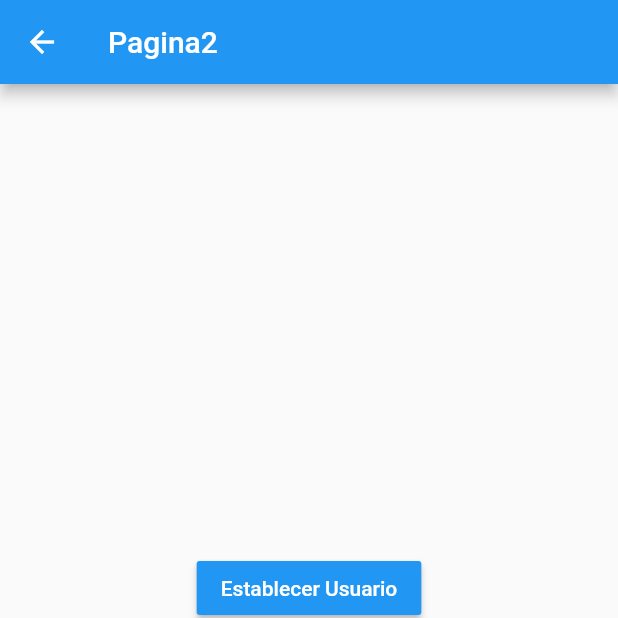
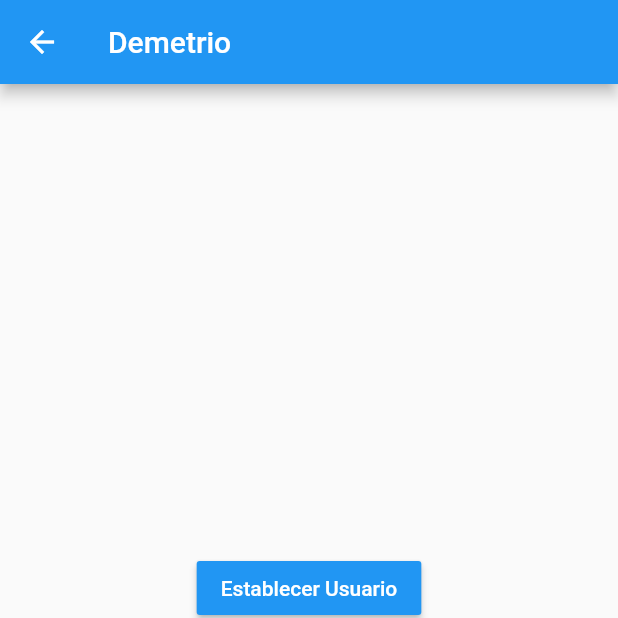
Before and after one commit to DemetrioTahoces/estados_flutter_avanzado, a Flutter app: the Pagina2Page screen opened by its route, after a tap on "Establecer Usuario", on a phone screen of 412 x 824 dp, the top half of it. Run offline on Flutter 3.47's test engine with Material 2 defaults, Android fonts, the phone set to English and light mode, and no system bars.

Commit message:
Fin Singleton

```diff
--- a/lib/models/usuario.dart
+++ b/lib/models/usuario.dart
@@ -1,7 +1,10 @@
+import 'package:flutter/material.dart';
+
 class Usuario {
   String nombre;
   int edad;
   List<String> profesiones;
 
-  Usuario({this.edad, this.nombre, this.profesiones});
+  Usuario({@required this.nombre, this.edad, this.profesiones})
+      : assert(nombre != null);
 }
--- a/lib/pages/pagina1_page.dart
+++ b/lib/pages/pagina1_page.dart
@@ -1,3 +1,5 @@
+import 'package:estados/models/usuario.dart';
+import 'package:estados/services/usuario_service.dart';
 import 'package:flutter/material.dart';
 
 class Pagina1Page extends StatelessWidget {
@@ -7,7 +9,14 @@ class Pagina1Page extends StatelessWidget {
       appBar: AppBar(
         title: Text('Pagina1'),
       ),
-      body: InformacionUsuario(),
+      body: StreamBuilder(
+        stream: usuarioService.usuarioStream,
+        builder: (BuildContext context, AsyncSnapshot<Usuario> snapshot) {
+          return snapshot.hasData
+              ? InformacionUsuario(usuario: snapshot.data)
+              : Center(child: Text('No hay información del usuario'));
+        },
+      ),
       floatingActionButton: FloatingActionButton(
         child: Icon(Icons.accessibility_new),
         onPressed: () => Navigator.pushNamed(context, 'pagina2'),
@@ -17,6 +26,10 @@ class Pagina1Page extends StatelessWidget {
 }
 
 class InformacionUsuario extends StatelessWidget {
+  final Usuario usuario;
+
+  const InformacionUsuario({@required this.usuario});
+
   @override
   Widget build(BuildContext context) {
     return Container(
@@ -31,17 +44,17 @@ class InformacionUsuario extends StatelessWidget {
             style: TextStyle(fontSize: 18, fontWeight: FontWeight.bold),
           ),
           Divider(),
-          ListTile(title: Text('Nombre: ')),
-          ListTile(title: Text('Edad: ')),
+          ListTile(title: Text('Nombre: ${usuario.nombre}')),
+          ListTile(title: Text('Edad: ${usuario.edad}')),
           Divider(height: 20, thickness: 5),
           Text(
             'General',
             style: TextStyle(fontSize: 18, fontWeight: FontWeight.bold),
           ),
           Divider(),
-          ListTile(title: Text('Nombre: ')),
-          ListTile(title: Text('Nombre: ')),
-          ListTile(title: Text('Nombre: ')),
+          ListTile(title: Text('Profesión 1: ')),
+          ListTile(title: Text('Profesión 2: ')),
+          ListTile(title: Text('Profesión 3: ')),
         ],
       ),
     );
--- a/lib/pages/pagina2_page.dart
+++ b/lib/pages/pagina2_page.dart
@@ -1,3 +1,5 @@
+import 'package:estados/models/usuario.dart';
+import 'package:estados/services/usuario_service.dart';
 import 'package:flutter/material.dart';
 
 class Pagina2Page extends StatelessWidget {
@@ -5,7 +7,14 @@ class Pagina2Page extends StatelessWidget {
   Widget build(BuildContext context) {
     return Scaffold(
       appBar: AppBar(
-        title: Text('Pagina2'),
+        title: StreamBuilder(
+          stream: usuarioService.usuarioStream,
+          builder: (BuildContext context, AsyncSnapshot snapshot) {
+            return snapshot.hasData
+                ? Text(snapshot.data.nombre)
+                : Text('Pagina2');
+          },
+        ),
       ),
       body: Center(
         child: Column(
@@ -17,7 +26,10 @@ class Pagina2Page extends StatelessWidget {
                 style: TextStyle(color: Colors.white),
               ),
               color: Colors.blue,
-              onPressed: () {},
+              onPressed: () {
+                final nuevoUsuario = new Usuario(nombre: 'Demetrio', edad: 27);
+                usuarioService.usuario = nuevoUsuario;
+              },
             ),
             MaterialButton(
               child: Text(
@@ -25,7 +37,9 @@ class Pagina2Page extends StatelessWidget {
                 style: TextStyle(color: Colors.white),
               ),
               color: Colors.blue,
-              onPressed: () {},
+              onPressed: () {
+                usuarioService.cambiarEdad(25);
+              },
             ),
             MaterialButton(
               child: Text(
--- /dev/null
+++ b/lib/services/usuario_service.dart
@@ -0,0 +1,29 @@
+import 'dart:async';
+
+import 'package:estados/models/usuario.dart';
+
+class _UsuarioService {
+  Usuario _usuario;
+  StreamController<Usuario> _usuarioStreamController =
+      new StreamController<Usuario>.broadcast();
+
+  Stream<Usuario> get usuarioStream => _usuarioStreamController.stream;
+  Usuario get usuario => this._usuario;
+  bool get existeUsuario => this._usuario != null;
+
+  set usuario(Usuario user) {
+    this._usuario = user;
+    this._usuarioStreamController.add(user);
+  }
+
+  void cambiarEdad(int edad) {
+    this._usuario.edad = edad;
+    this._usuarioStreamController.add(this._usuario);
+  }
+
+  void dispose() {
+    _usuarioStreamController?.close();
+  }
+}
+
+final usuarioService = new _UsuarioService();
```
